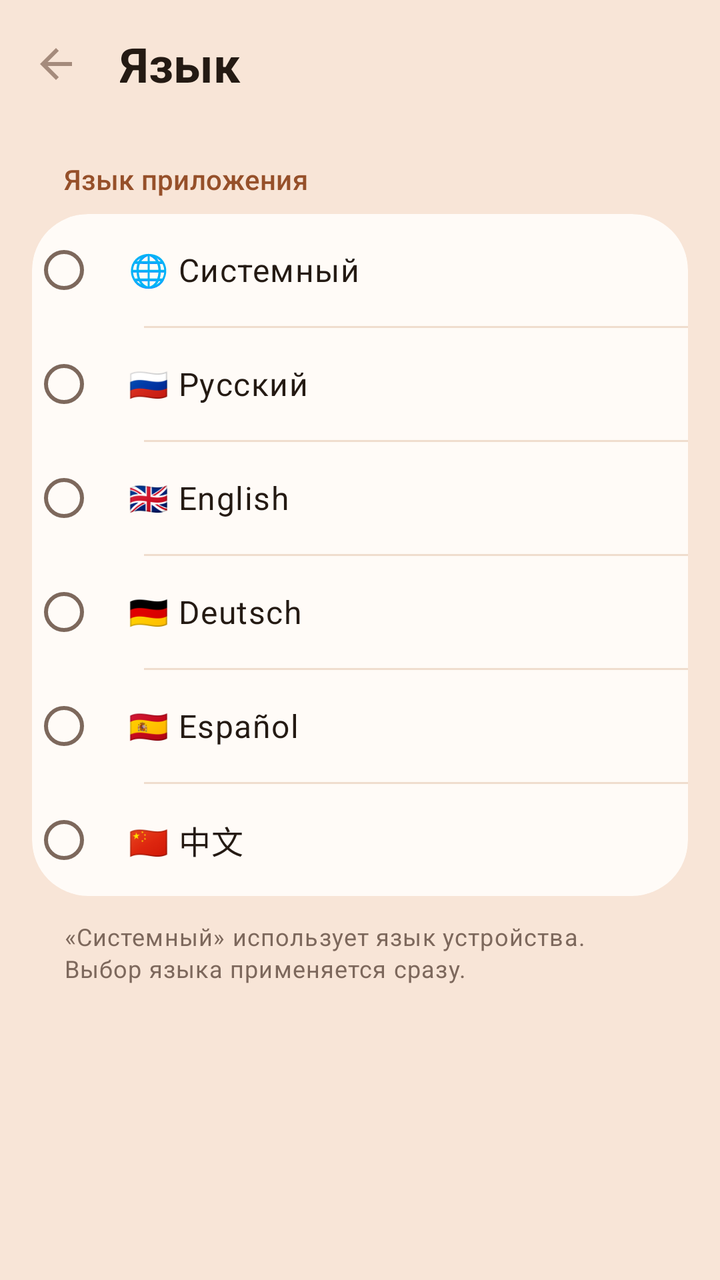
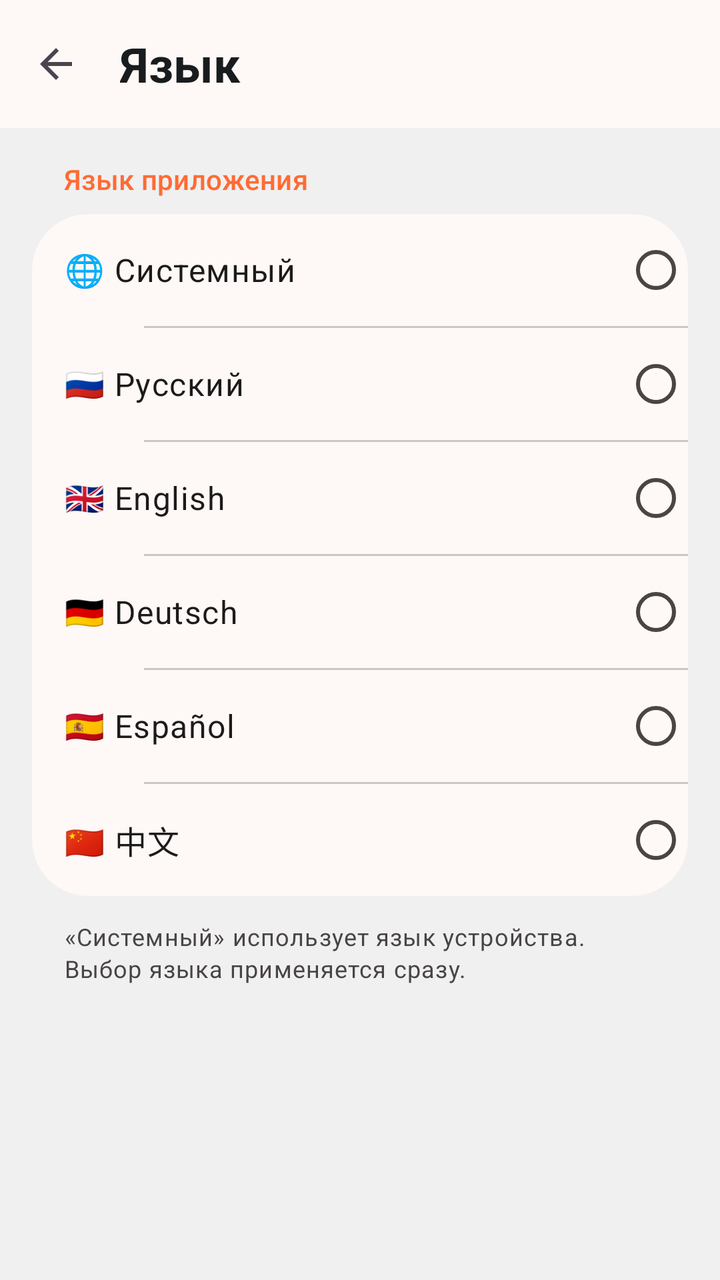

An Android layout rendered at two revisions. The XML below is the earlier revision; the diff shows what the commit changed to produce the second picture.
<!-- AndroidManifest.xml: activity theme Theme.BarkfluffClientAndroid.Settings2A -->
<!-- res/layout/activity_language_settings.xml -->
<?xml version="1.0" encoding="utf-8"?>
<androidx.coordinatorlayout.widget.CoordinatorLayout xmlns:android="http://schemas.android.com/apk/res/android"
    xmlns:app="http://schemas.android.com/apk/res-auto"
    android:layout_width="match_parent"
    android:layout_height="match_parent"
    android:fitsSystemWindows="true">

    <com.google.android.material.appbar.AppBarLayout
        android:layout_width="match_parent"
        android:layout_height="wrap_content"
        android:background="?attr/colorSurface"
        app:liftOnScroll="true">

        <com.google.android.material.appbar.MaterialToolbar
            android:id="@+id/toolbar"
            android:layout_width="match_parent"
            android:layout_height="?attr/actionBarSize"
            app:navigationIcon="@drawable/ic_back"
            app:title="@string/language_settings_title"
            app:titleTextAppearance="@style/TextAppearance.Barkfluff.Settings2A.Title"
            app:titleTextColor="@color/profile_settings_on_surface" />

    </com.google.android.material.appbar.AppBarLayout>

    <androidx.core.widget.NestedScrollView
        android:layout_width="match_parent"
        android:layout_height="match_parent"
        app:layout_behavior="@string/appbar_scrolling_view_behavior">

        <LinearLayout
            android:layout_width="match_parent"
            android:layout_height="wrap_content"
            android:orientation="vertical"
            android:padding="16dp">

            <TextView
                android:layout_width="wrap_content"
                android:layout_height="wrap_content"
                android:layout_marginStart="16dp"
                android:layout_marginBottom="8dp"
                android:text="@string/language_section_title"
                android:textAppearance="?attr/textAppearanceLabelLarge"
                android:textColor="?attr/colorPrimary" />

            <com.google.android.material.card.MaterialCardView
                android:layout_width="match_parent"
                android:layout_height="wrap_content"
                app:cardBackgroundColor="?attr/colorSurfaceContainerLow"
                app:cardCornerRadius="@dimen/shape_corner_extra_large"
                app:cardElevation="0dp"
                app:strokeWidth="0dp">

                <RadioGroup
                    android:id="@+id/languageRadioGroup"
                    android:layout_width="match_parent"
                    android:layout_height="wrap_content"
                    android:orientation="vertical">

                    <com.google.android.material.radiobutton.MaterialRadioButton
                        android:id="@+id/radioSystem"
                        android:layout_width="match_parent"
                        android:layout_height="wrap_content"
                        android:minHeight="56dp"
                        android:background="@drawable/bg_settings_language_selected"
                        android:buttonTint="@color/settings_radio_button"
                        android:paddingHorizontal="16dp"
                        android:paddingVertical="12dp"
                        android:text="@string/language_option_system"
                        android:textAppearance="?attr/textAppearanceBodyLarge"
                        android:textColor="?attr/colorOnSurface" />

                    <com.google.android.material.divider.MaterialDivider
                        android:layout_width="match_parent"
                        android:layout_height="wrap_content"
                        android:layout_marginStart="56dp" />

                    <com.google.android.material.radiobutton.MaterialRadioButton
                        android:id="@+id/radioRussian"
                        android:layout_width="match_parent"
                        android:layout_height="wrap_content"
                        android:minHeight="56dp"
                        android:background="@drawable/bg_settings_language_selected"
                        android:buttonTint="@color/settings_radio_button"
                        android:paddingHorizontal="16dp"
                        android:paddingVertical="12dp"
                        android:text="@string/language_option_ru"
                        android:textAppearance="?attr/textAppearanceBodyLarge"
                        android:textColor="?attr/colorOnSurface" />

                    <com.google.android.material.divider.MaterialDivider
                        android:layout_width="match_parent"
                        android:layout_height="wrap_content"
                        android:layout_marginStart="56dp" />

                    <com.google.android.material.radiobutton.MaterialRadioButton
                        android:id="@+id/radioEnglish"
                        android:layout_width="match_parent"
                        android:layout_height="wrap_content"
                        android:minHeight="56dp"
                        android:background="@drawable/bg_settings_language_selected"
                        android:buttonTint="@color/settings_radio_button"
                        android:paddingHorizontal="16dp"
                        android:paddingVertical="12dp"
                        android:text="@string/language_option_en"
                        android:textAppearance="?attr/textAppearanceBodyLarge"
                        android:textColor="?attr/colorOnSurface" />

                    <com.google.android.material.divider.MaterialDivider
                        android:layout_width="match_parent"
                        android:layout_height="wrap_content"
                        android:layout_marginStart="56dp" />

                    <com.google.android.material.radiobutton.MaterialRadioButton
                        android:id="@+id/radioGerman"
                        android:layout_width="match_parent"
                        android:layout_height="wrap_content"
                        android:minHeight="56dp"
                        android:background="@drawable/bg_settings_language_selected"
                        android:buttonTint="@color/settings_radio_button"
                        android:paddingHorizontal="16dp"
                        android:paddingVertical="12dp"
                        android:text="@string/language_option_de"
                        android:textAppearance="?attr/textAppearanceBodyLarge"
                        android:textColor="?attr/colorOnSurface" />

                    <com.google.android.material.divider.MaterialDivider
                        android:layout_width="match_parent"
                        android:layout_height="wrap_content"
                        android:layout_marginStart="56dp" />

                    <com.google.android.material.radiobutton.MaterialRadioButton
                        android:id="@+id/radioSpanish"
                        android:layout_width="match_parent"
                        android:layout_height="wrap_content"
                        android:minHeight="56dp"
                        android:background="@drawable/bg_settings_language_selected"
                        android:buttonTint="@color/settings_radio_button"
                        android:paddingHorizontal="16dp"
                        android:paddingVertical="12dp"
                        android:text="@string/language_option_es"
                        android:textAppearance="?attr/textAppearanceBodyLarge"
                        android:textColor="?attr/colorOnSurface" />

                    <com.google.android.material.divider.MaterialDivider
                        android:layout_width="match_parent"
                        android:layout_height="wrap_content"
                        android:layout_marginStart="56dp" />

                    <com.google.android.material.radiobutton.MaterialRadioButton
                        android:id="@+id/radioChinese"
                        android:layout_width="match_parent"
                        android:layout_height="wrap_content"
                        android:minHeight="56dp"
                        android:background="@drawable/bg_settings_language_selected"
                        android:buttonTint="@color/settings_radio_button"
                        android:paddingHorizontal="16dp"
                        android:paddingVertical="12dp"
                        android:text="@string/language_option_zh"
                        android:textAppearance="?attr/textAppearanceBodyLarge"
                        android:textColor="?attr/colorOnSurface" />

                </RadioGroup>

            </com.google.android.material.card.MaterialCardView>

            <TextView
                android:layout_width="match_parent"
                android:layout_height="wrap_content"
                android:layout_marginStart="16dp"
                android:layout_marginTop="12dp"
                android:layout_marginEnd="16dp"
                android:text="@string/language_settings_hint"
                android:textAppearance="?attr/textAppearanceBodySmall"
                android:textColor="?attr/colorOnSurfaceVariant" />

        </LinearLayout>

    </androidx.core.widget.NestedScrollView>

</androidx.coordinatorlayout.widget.CoordinatorLayout>
<!-- resources referenced by this layout -->
<resources>
  <color name="profile_settings_on_surface">#241A13</color>
  <style name="TextAppearance.Barkfluff.Settings2A.Title" parent="TextAppearance.Material3.TitleLarge">
          <item name="android:textSize">24sp</item>
          <item name="android:textStyle">bold</item>
          <item name="android:textColor">@color/profile_settings_on_surface</item>
      </style>
  <style name="Theme.BarkfluffClientAndroid.Settings2A" parent="Theme.BarkfluffClientAndroid">
          <item name="android:windowBackground">@color/profile_settings_background</item>
          <item name="colorPrimary">@color/profile_settings_primary</item>
          <item name="colorOnPrimary">@color/white</item>
          <item name="colorPrimaryContainer">@color/profile_settings_tonal_container</item>
          <item name="colorOnPrimaryContainer">@color/profile_settings_on_tonal_container</item>
          <item name="colorErrorContainer">@color/profile_settings_error_container</item>
          <item name="colorOnErrorContainer">@color/profile_settings_on_error_container</item>
          <item name="colorSurface">@color/profile_settings_background</item>
          <item name="colorSurfaceContainerLowest">@color/profile_settings_surface</item>
          <item name="colorSurfaceContainerLow">@color/profile_settings_surface</item>
          <item name="colorSurfaceContainer">@color/profile_settings_surface</item>
          <item name="colorSurfaceContainerHigh">@color/profile_settings_surface</item>
          <item name="colorSurfaceContainerHighest">@color/profile_settings_surface</item>
          <item name="colorOnSurface">@color/profile_settings_on_surface</item>
          <item name="colorOnSurfaceVariant">@color/profile_settings_on_surface_variant</item>
          <item name="colorSurfaceVariant">@color/profile_settings_switch_off_track</item>
          <item name="colorControlActivated">@color/profile_settings_primary</item>
          <item name="colorControlNormal">@color/profile_settings_switch_off_thumb</item>
          <item name="colorOutline">@color/profile_settings_divider</item>
          <item name="colorOutlineVariant">@color/profile_settings_divider</item>
          <item name="materialCardViewStyle">@style/Widget.Barkfluff.Settings2A.Card</item>
      </style>
  <color name="profile_settings_tonal_container">#FFDBC7</color>
  <color name="profile_settings_background">#F8E5D7</color>
  <color name="profile_settings_primary">#96502A</color>
  <color name="white">#FFFFFFFF</color>
  <color name="profile_settings_on_tonal_container">#713916</color>
  <color name="profile_settings_error_container">#FFDAD0</color>
  <color name="profile_settings_on_error_container">#AB3411</color>
  <color name="profile_settings_surface">#FFFBF7</color>
  <color name="profile_settings_on_surface_variant">#7D685C</color>
  <color name="profile_settings_switch_off_track">#F4E0D2</color>
  <color name="profile_settings_switch_off_thumb">#A58B7C</color>
  <color name="profile_settings_divider">#F0DDCE</color>
  <style name="Widget.Barkfluff.Settings2A.Card" parent="Widget.Material3.CardView.Elevated">
          <item name="cardBackgroundColor">@color/profile_settings_surface</item>
          <item name="cardElevation">0dp</item>
          <item name="strokeWidth">0dp</item>
          <item name="rippleColor">@color/profile_settings_ripple</item>
      </style>
  <color name="profile_settings_ripple">#1F96502A</color>
  <color name="primary">#FF6B35</color>
  <color name="on_primary">#FFFFFF</color>
  <color name="secondary">#2196F3</color>
  <color name="on_secondary">#FFFFFF</color>
  <color name="tertiary">#785A0B</color>
  <color name="on_tertiary">#FFFFFF</color>
  <color name="error">#BA1A1A</color>
  <color name="on_error">#FFFFFF</color>
  <color name="surface">#FEF8F6</color>
  <color name="on_surface">#1C1B1A</color>
  <color name="outline">#7C7775</color>
  <color name="background">#FEF8F6</color>
  <color name="on_background">#1C1B1A</color>
  <color name="inverse_primary">#FFB5A0</color>
  <!-- unchanged entries left out for length: 31 -->
</resources>

<!-- the commit's change to res/layout/activity_language_settings.xml (unified diff, before → after) -->
@@ -63,10 +63,13 @@
                         android:minHeight="56dp"
                         android:background="@drawable/bg_settings_language_selected"
                         android:buttonTint="@color/settings_radio_button"
+                        android:gravity="left|center_vertical"
+                        android:layoutDirection="rtl"
                         android:paddingHorizontal="16dp"
                         android:paddingVertical="12dp"
                         android:text="@string/language_option_system"
                         android:textAppearance="?attr/textAppearanceBodyLarge"
+                        android:textDirection="locale"
                         android:textColor="?attr/colorOnSurface" />
 
                     <com.google.android.material.divider.MaterialDivider
@@ -81,10 +84,13 @@
                         android:minHeight="56dp"
                         android:background="@drawable/bg_settings_language_selected"
                         android:buttonTint="@color/settings_radio_button"
+                        android:gravity="left|center_vertical"
+                        android:layoutDirection="rtl"
                         android:paddingHorizontal="16dp"
                         android:paddingVertical="12dp"
                         android:text="@string/language_option_ru"
                         android:textAppearance="?attr/textAppearanceBodyLarge"
+                        android:textDirection="locale"
                         android:textColor="?attr/colorOnSurface" />
 
                     <com.google.android.material.divider.MaterialDivider
@@ -99,10 +105,13 @@
                         android:minHeight="56dp"
                         android:background="@drawable/bg_settings_language_selected"
                         android:buttonTint="@color/settings_radio_button"
+                        android:gravity="left|center_vertical"
+                        android:layoutDirection="rtl"
                         android:paddingHorizontal="16dp"
                         android:paddingVertical="12dp"
                         android:text="@string/language_option_en"
                         android:textAppearance="?attr/textAppearanceBodyLarge"
+                        android:textDirection="locale"
                         android:textColor="?attr/colorOnSurface" />
 
                     <com.google.android.material.divider.MaterialDivider
@@ -117,10 +126,13 @@
                         android:minHeight="56dp"
                         android:background="@drawable/bg_settings_language_selected"
                         android:buttonTint="@color/settings_radio_button"
+                        android:gravity="left|center_vertical"
+                        android:layoutDirection="rtl"
                         android:paddingHorizontal="16dp"
                         android:paddingVertical="12dp"
                         android:text="@string/language_option_de"
                         android:textAppearance="?attr/textAppearanceBodyLarge"
+                        android:textDirection="locale"
                         android:textColor="?attr/colorOnSurface" />
 
                     <com.google.android.material.divider.MaterialDivider
@@ -135,10 +147,13 @@
                         android:minHeight="56dp"
                         android:background="@drawable/bg_settings_language_selected"
                         android:buttonTint="@color/settings_radio_button"
+                        android:gravity="left|center_vertical"
+                        android:layoutDirection="rtl"
                         android:paddingHorizontal="16dp"
                         android:paddingVertical="12dp"
                         android:text="@string/language_option_es"
                         android:textAppearance="?attr/textAppearanceBodyLarge"
+                        android:textDirection="locale"
                         android:textColor="?attr/colorOnSurface" />
 
                     <com.google.android.material.divider.MaterialDivider
@@ -153,10 +168,13 @@
                         android:minHeight="56dp"
                         android:background="@drawable/bg_settings_language_selected"
                         android:buttonTint="@color/settings_radio_button"
+                        android:gravity="left|center_vertical"
+                        android:layoutDirection="rtl"
                         android:paddingHorizontal="16dp"
                         android:paddingVertical="12dp"
                         android:text="@string/language_option_zh"
                         android:textAppearance="?attr/textAppearanceBodyLarge"
+                        android:textDirection="locale"
                         android:textColor="?attr/colorOnSurface" />
 
                 </RadioGroup>
<!-- resource entries referenced after the edit -->
@@ -1,53 +1,22 @@
 <!-- resources referenced by this layout -->
 <resources>
-  <color name="profile_settings_on_surface">#241A13</color>
+  <color name="profile_settings_on_surface">@android:color/system_neutral1_900</color>
   <style name="TextAppearance.Barkfluff.Settings2A.Title" parent="TextAppearance.Material3.TitleLarge">
           <item name="android:textSize">24sp</item>
           <item name="android:textStyle">bold</item>
-          <item name="android:textColor">@color/profile_settings_on_surface</item>
+          <item name="android:textColor">?attr/colorOnSurface</item>
       </style>
   <style name="Theme.BarkfluffClientAndroid.Settings2A" parent="Theme.BarkfluffClientAndroid">
-          <item name="android:windowBackground">@color/profile_settings_background</item>
-          <item name="colorPrimary">@color/profile_settings_primary</item>
-          <item name="colorOnPrimary">@color/white</item>
-          <item name="colorPrimaryContainer">@color/profile_settings_tonal_container</item>
-          <item name="colorOnPrimaryContainer">@color/profile_settings_on_tonal_container</item>
-          <item name="colorErrorContainer">@color/profile_settings_error_container</item>
-          <item name="colorOnErrorContainer">@color/profile_settings_on_error_container</item>
-          <item name="colorSurface">@color/profile_settings_background</item>
-          <item name="colorSurfaceContainerLowest">@color/profile_settings_surface</item>
-          <item name="colorSurfaceContainerLow">@color/profile_settings_surface</item>
-          <item name="colorSurfaceContainer">@color/profile_settings_surface</item>
-          <item name="colorSurfaceContainerHigh">@color/profile_settings_surface</item>
-          <item name="colorSurfaceContainerHighest">@color/profile_settings_surface</item>
-          <item name="colorOnSurface">@color/profile_settings_on_surface</item>
-          <item name="colorOnSurfaceVariant">@color/profile_settings_on_surface_variant</item>
-          <item name="colorSurfaceVariant">@color/profile_settings_switch_off_track</item>
-          <item name="colorControlActivated">@color/profile_settings_primary</item>
-          <item name="colorControlNormal">@color/profile_settings_switch_off_thumb</item>
-          <item name="colorOutline">@color/profile_settings_divider</item>
-          <item name="colorOutlineVariant">@color/profile_settings_divider</item>
+          <item name="android:windowBackground">?attr/colorSurfaceContainer</item>
           <item name="materialCardViewStyle">@style/Widget.Barkfluff.Settings2A.Card</item>
       </style>
-  <color name="profile_settings_tonal_container">#FFDBC7</color>
-  <color name="profile_settings_background">#F8E5D7</color>
-  <color name="profile_settings_primary">#96502A</color>
-  <color name="white">#FFFFFFFF</color>
-  <color name="profile_settings_on_tonal_container">#713916</color>
-  <color name="profile_settings_error_container">#FFDAD0</color>
-  <color name="profile_settings_on_error_container">#AB3411</color>
-  <color name="profile_settings_surface">#FFFBF7</color>
-  <color name="profile_settings_on_surface_variant">#7D685C</color>
-  <color name="profile_settings_switch_off_track">#F4E0D2</color>
-  <color name="profile_settings_switch_off_thumb">#A58B7C</color>
-  <color name="profile_settings_divider">#F0DDCE</color>
+  <color name="profile_settings_tonal_container">@android:color/system_accent1_100</color>
   <style name="Widget.Barkfluff.Settings2A.Card" parent="Widget.Material3.CardView.Elevated">
-          <item name="cardBackgroundColor">@color/profile_settings_surface</item>
+          <item name="cardBackgroundColor">?attr/colorSurfaceContainerLowest</item>
           <item name="cardElevation">0dp</item>
           <item name="strokeWidth">0dp</item>
-          <item name="rippleColor">@color/profile_settings_ripple</item>
+          <item name="rippleColor">?attr/colorPrimary</item>
       </style>
-  <color name="profile_settings_ripple">#1F96502A</color>
   <color name="primary">#FF6B35</color>
   <color name="on_primary">#FFFFFF</color>
   <color name="secondary">#2196F3</color>
